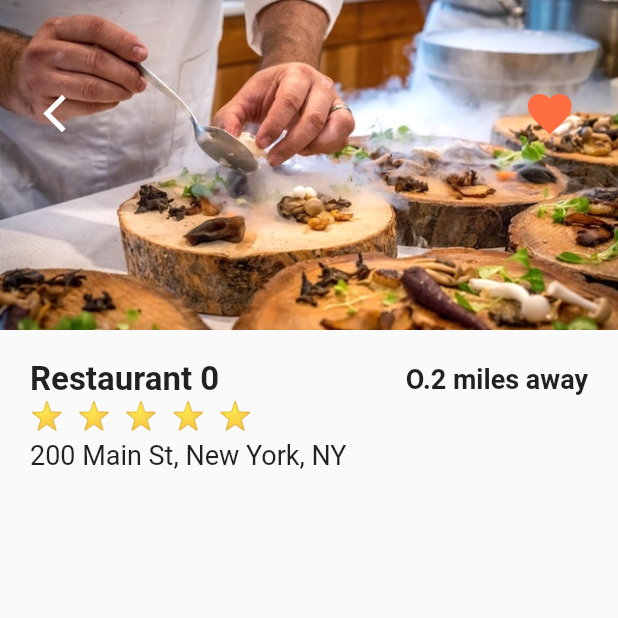
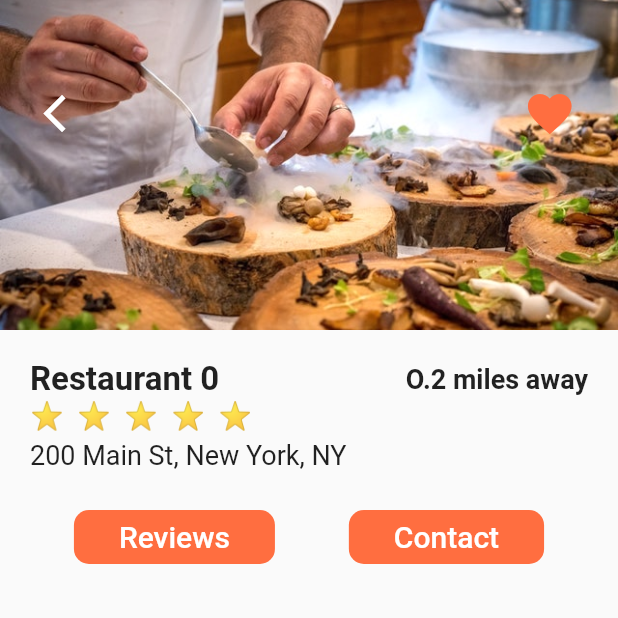
Before and after one commit to iAmTochi/flutter_food_delivery_ui, a Flutter app: the screen it shows after launch, after a tap on "Restaurant 0", on a phone screen of 412 x 824 dp, the top half of it. Run offline on Flutter 3.47's test engine with Material 2 defaults, Android fonts, the phone set to English and light mode, and no system bars.

```diff
--- a/lib/screens/restaurant_screen.dart
+++ b/lib/screens/restaurant_screen.dart
@@ -84,6 +84,37 @@ class _RestaurantScreenState extends State<RestaurantScreen> {
               ],
             ),
           ),
+          Row(
+            mainAxisAlignment: MainAxisAlignment.spaceEvenly,
+            children: [
+              TextButton(
+                  onPressed: () {},
+                  style: TextButton.styleFrom(
+                    padding: EdgeInsets.symmetric(horizontal: 30.0),
+                    backgroundColor: Theme.of(context).primaryColor,
+                    shape: RoundedRectangleBorder(
+                      borderRadius: BorderRadius.circular(10.0),
+                    ),
+                  ),
+                  child: Text(
+                    'Reviews',
+                    style: TextStyle(color: Colors.white, fontSize: 20.0),
+                  )),
+              TextButton(
+                  onPressed: () {},
+                  style: TextButton.styleFrom(
+                    padding: EdgeInsets.symmetric(horizontal: 30.0),
+                    backgroundColor: Theme.of(context).primaryColor,
+                    shape: RoundedRectangleBorder(
+                      borderRadius: BorderRadius.circular(10.0),
+                    ),
+                  ),
+                  child: Text(
+                    'Contact',
+                    style: TextStyle(color: Colors.white, fontSize: 20.0),
+                  ))
+            ],
+          ),
         ],
       ),
     );
```
